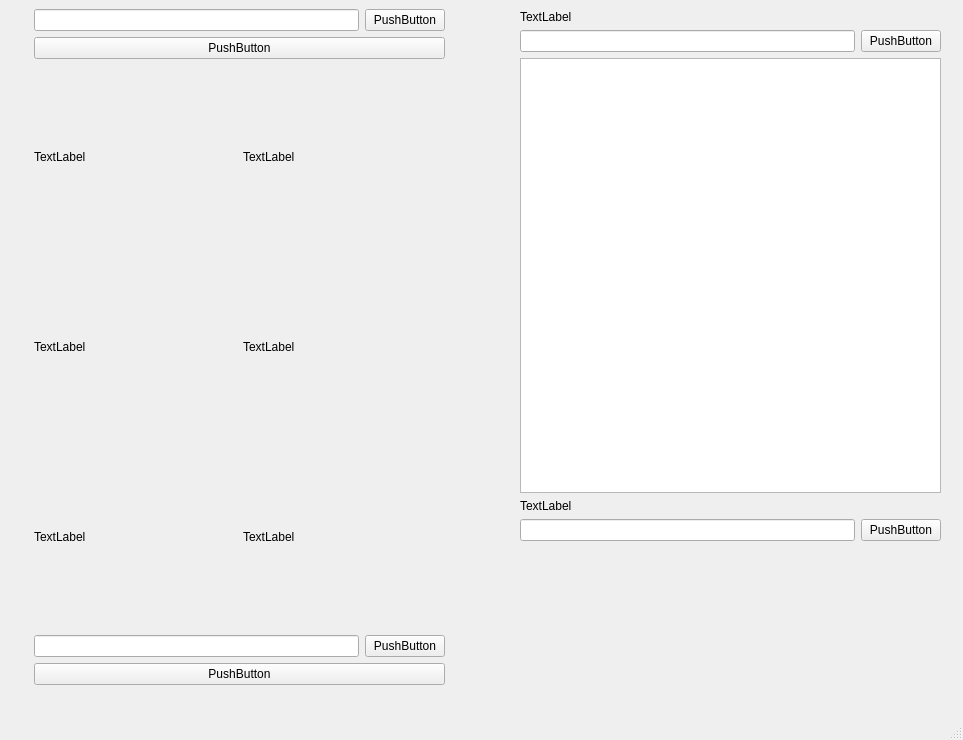
The window that forms/mainwindow.ui (ltaparkrunner/picture_client) describes before a commit, drawn with Qt 5.
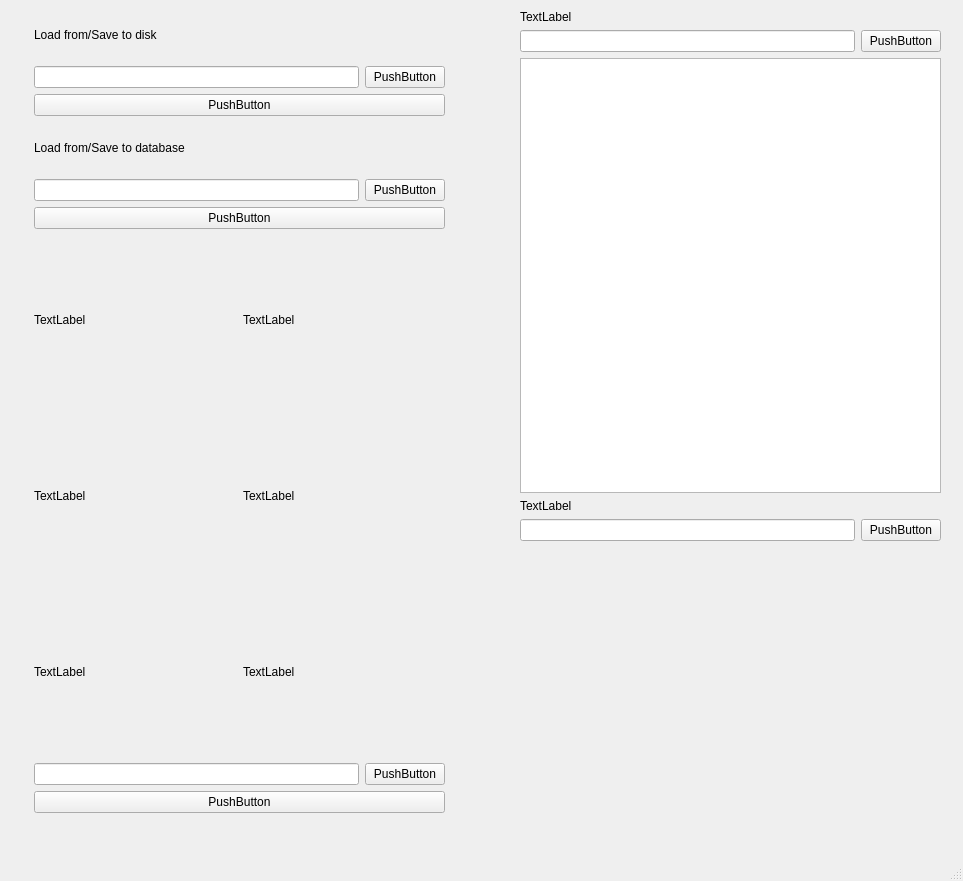
The same window after the commit. Custom widgets are drawn as their Qt base class.

What changed in the file:
```diff
--- a/forms/mainwindow.ui
+++ b/forms/mainwindow.ui
@@ -7,7 +7,7 @@
     <x>0</x>
     <y>0</y>
     <width>963</width>
-    <height>740</height>
+    <height>881</height>
    </rect>
   </property>
   <property name="windowTitle">
@@ -77,10 +77,17 @@
       <x>34</x>
       <y>9</y>
       <width>411</width>
-      <height>676</height>
+      <height>804</height>
      </rect>
     </property>
     <layout class="QVBoxLayout" name="verticalLayout_2">
+     <item>
+      <widget class="QLabel" name="label_9">
+       <property name="text">
+        <string>Load from/Save to disk</string>
+       </property>
+      </widget>
+     </item>
      <item>
       <layout class="QHBoxLayout" name="horizontalLayout_5">
        <item>
@@ -102,6 +109,34 @@
        </property>
       </widget>
      </item>
+     <item>
+      <widget class="QLabel" name="label_10">
+       <property name="text">
+        <string>Load from/Save to database</string>
+       </property>
+      </widget>
+     </item>
+     <item>
+      <layout class="QHBoxLayout" name="horizontalLayout_8">
+       <item>
+        <widget class="QLineEdit" name="lineEdit_8"/>
+       </item>
+       <item>
+        <widget class="QPushButton" name="pushButton_8">
+         <property name="text">
+          <string>PushButton</string>
+         </property>
+        </widget>
+       </item>
+      </layout>
+     </item>
+     <item>
+      <widget class="QPushButton" name="pushButton_4">
+       <property name="text">
+        <string>PushButton</string>
+       </property>
+      </widget>
+     </item>
      <item>
       <layout class="QGridLayout" name="gridLayout">
        <item row="1" column="0">
@@ -235,7 +270,7 @@
       </layout>
      </item>
      <item>
-      <widget class="QPushButton" name="pushButton_4">
+      <widget class="QPushButton" name="pushButton_9">
        <property name="text">
         <string>PushButton</string>
        </property>
```
Left out of the diff: 42 changed lines with no effect on the pictures.
